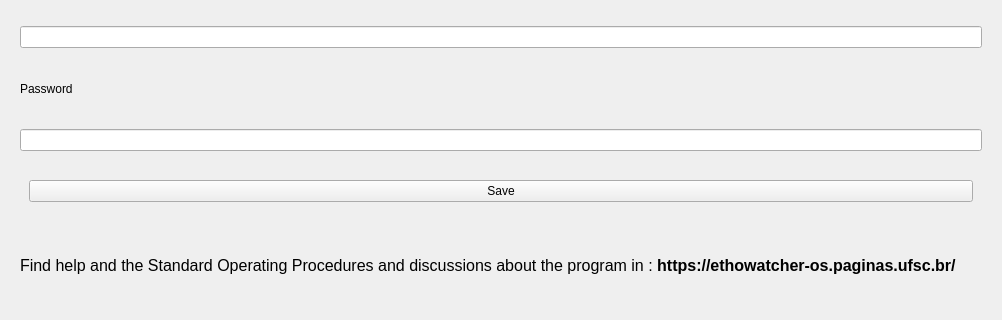
The window that src/telacadastropessoa.ui (EthoWatcher/ethowatcher) describes before a commit, drawn with Qt 5; both pictures show x 0 to 1002 and y 257 to 577 of the 1002 by 577 pixel window.
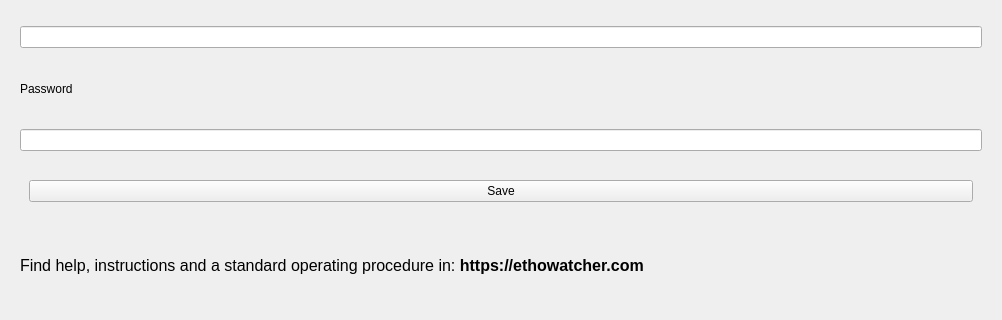
The same window after the commit. Icons and pictures are not drawn.

Diff of the .ui file:
```diff
--- a/src/telacadastropessoa.ui
+++ b/src/telacadastropessoa.ui
@@ -96,7 +96,7 @@
        <item>
         <widget class="QLabel" name="label_5">
          <property name="text">
-          <string>&lt;html&gt;&lt;head/&gt;&lt;body&gt;&lt;p&gt;&lt;span style=&quot; font-size:12pt;&quot;&gt;Find help and the Standard Operating Procedures and discussions about the program in : &lt;/span&gt;&lt;span style=&quot; font-size:12pt; font-weight:600;&quot;&gt;https://ethowatcher-os.paginas.ufsc.br/&lt;/span&gt;&lt;/p&gt;&lt;/body&gt;&lt;/html&gt;</string>
+          <string>&lt;html&gt;&lt;head/&gt;&lt;body&gt;&lt;p&gt;&lt;span style=&quot; font-family:'Calibri'; font-size:12pt; color:#000000;&quot;&gt;Find help, instructions and a standard operating procedure in&lt;/span&gt;&lt;span style=&quot; font-size:12pt;&quot;&gt;: &lt;/span&gt;&lt;span style=&quot; font-size:12pt; font-weight:600;&quot;&gt;https://ethowatcher.com&lt;/span&gt;&lt;/p&gt;&lt;/body&gt;&lt;/html&gt;</string>
          </property>
         </widget>
        </item>
```
